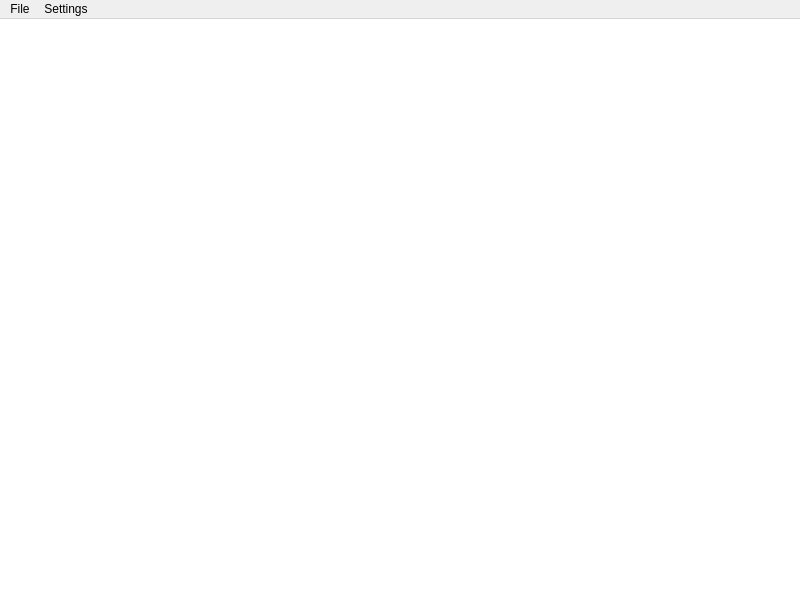
This is MainWindow.ui in Stasychbr/VirtDiagramsDSL as Qt 5 draws it before an edit. The edited form follows.
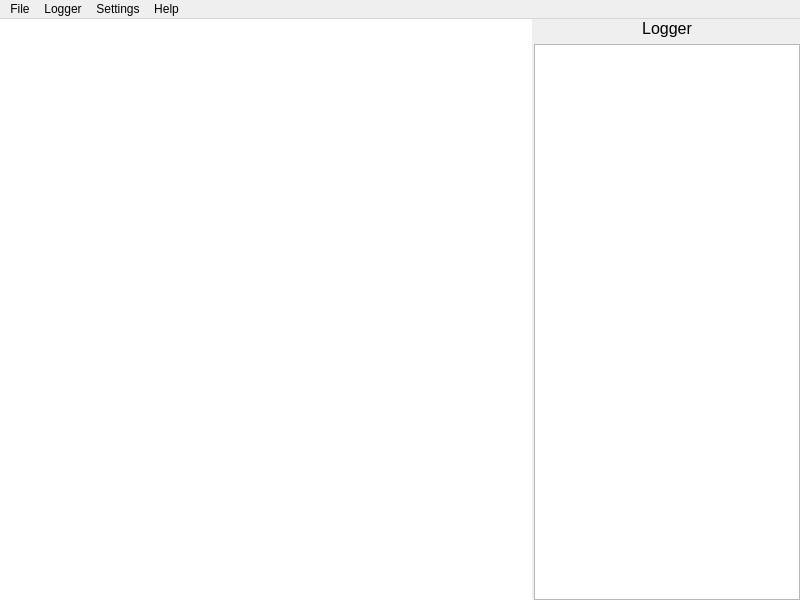
This is the edited form.

What changed in the file:
```diff
--- a/MainWindow.ui
+++ b/MainWindow.ui
@@ -25,7 +25,19 @@
    <bool>false</bool>
   </property>
   <widget class="QWidget" name="centralwidget">
-   <layout class="QGridLayout" name="gridLayout">
+   <property name="sizePolicy">
+    <sizepolicy hsizetype="Expanding" vsizetype="Expanding">
+     <horstretch>0</horstretch>
+     <verstretch>0</verstretch>
+    </sizepolicy>
+   </property>
+   <layout class="QHBoxLayout" name="horizontalLayout">
+    <property name="spacing">
+     <number>2</number>
+    </property>
+    <property name="sizeConstraint">
+     <enum>QLayout::SetDefaultConstraint</enum>
+    </property>
     <property name="leftMargin">
      <number>0</number>
     </property>
@@ -38,11 +50,14 @@
     <property name="bottomMargin">
      <number>0</number>
     </property>
-    <property name="spacing">
-     <number>0</number>
-    </property>
-    <item row="0" column="0">
+    <item>
      <widget class="QGraphicsView" name="graphicsView">
+      <property name="sizePolicy">
+       <sizepolicy hsizetype="Expanding" vsizetype="Expanding">
+        <horstretch>2</horstretch>
+        <verstretch>0</verstretch>
+       </sizepolicy>
+      </property>
       <property name="frameShape">
        <enum>QFrame::NoFrame</enum>
       </property>
@@ -60,6 +75,67 @@
       </property>
      </widget>
     </item>
+    <item>
+     <widget class="QWidget" name="loggerWidget" native="true">
+      <property name="enabled">
+       <bool>true</bool>
+      </property>
+      <property name="sizePolicy">
+       <sizepolicy hsizetype="Expanding" vsizetype="Expanding">
+        <horstretch>1</horstretch>
+        <verstretch>0</verstretch>
+       </sizepolicy>
+      </property>
+      <layout class="QVBoxLayout" name="verticalLayout">
+       <property name="leftMargin">
+        <number>0</number>
+       </property>
+       <property name="topMargin">
+        <number>0</number>
+       </property>
+       <property name="rightMargin">
+        <number>0</number>
+       </property>
+       <property name="bottomMargin">
+        <number>0</number>
+       </property>
+       <item>
+        <widget class="QLabel" name="label">
+         <property name="font">
+          <font>
+           <pointsize>12</pointsize>
+           <bold>false</bold>
+          </font>
+         </property>
+         <property name="text">
+          <string>Logger</string>
+         </property>
+         <property name="alignment">
+          <set>Qt::AlignCenter</set>
+         </property>
+        </widget>
+       </item>
+       <item>
+        <widget class="QPlainTextEdit" name="plainTextEdit">
+         <property name="font">
+          <font>
+           <pointsize>10</pointsize>
+          </font>
+         </property>
+         <property name="documentTitle">
+          <string notr="true"/>
+         </property>
+         <property name="undoRedoEnabled">
+          <bool>false</bool>
+         </property>
+         <property name="readOnly">
+          <bool>true</bool>
+         </property>
+        </widget>
+       </item>
+      </layout>
+     </widget>
+    </item>
    </layout>
   </widget>
   <widget class="QMenuBar" name="menubar">
@@ -97,8 +173,22 @@
     <addaction name="menuScale"/>
     <addaction name="actionSet_DPI"/>
    </widget>
+   <widget class="QMenu" name="menuLogger">
+    <property name="title">
+     <string>Logger</string>
+    </property>
+    <addaction name="actionShow_logger"/>
+   </widget>
+   <widget class="QMenu" name="menuHelp">
+    <property name="title">
+     <string>Help</string>
+    </property>
+    <addaction name="actionShow_grammar"/>
+   </widget>
    <addaction name="menu"/>
+   <addaction name="menuLogger"/>
    <addaction name="menuSettings"/>
+   <addaction name="menuHelp"/>
   </widget>
   <action name="actionSave">
    <property name="text">
```
Left out of the diff: 20 changed lines with no effect on the pictures.
